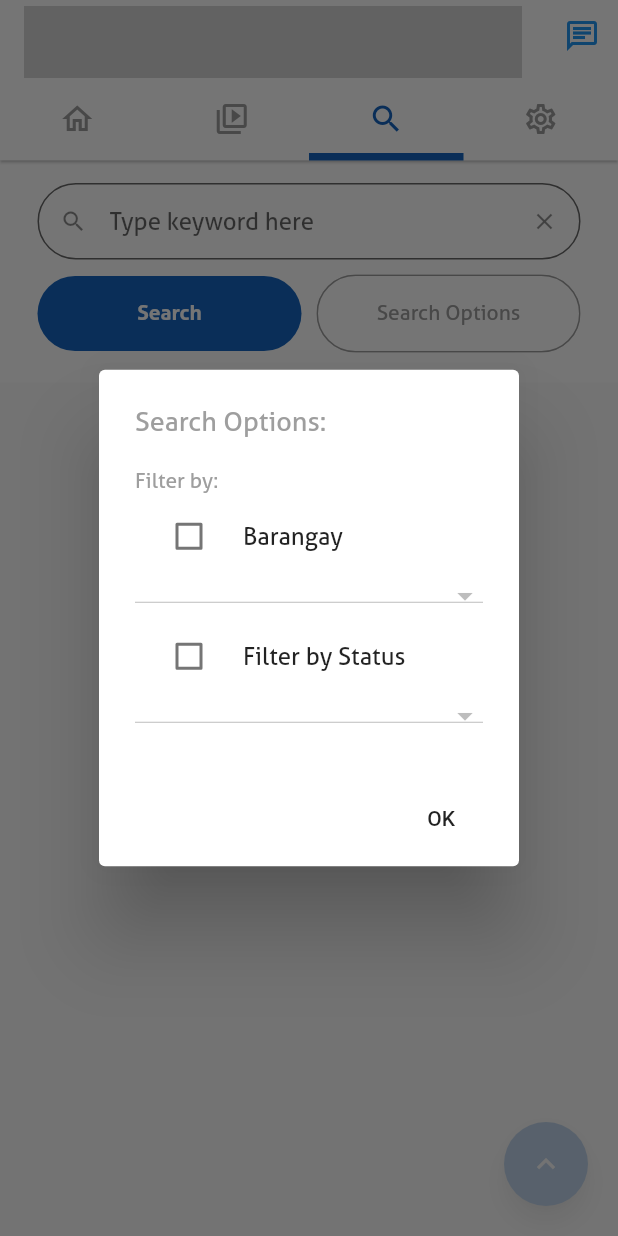
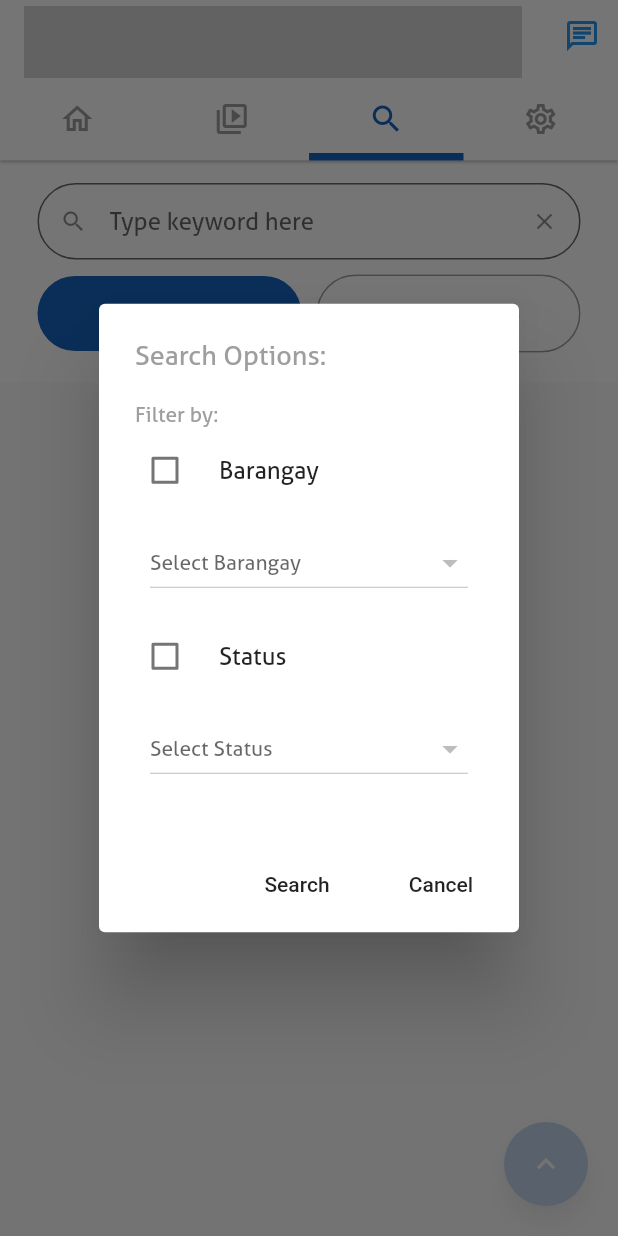
Before and after one commit to mwwinapp/MengalWomen, a Flutter app: the screen it shows after launch, tab 3 chosen, after a tap on "Search", after a tap on "Search Options", on a phone screen of 412 x 824 dp. Run offline on Flutter 3.47's test engine with Material 2 defaults, Android fonts, the phone set to English and light mode, and no system bars; our stand-ins replace cached_network_image, flutter_local_notifications, font_awesome_flutter, outline_material_icons, recase, sqflite and 1 more; missing offline and left inert: flutter_downloader, gradient_text; accounts and stored records are empty; network calls fail.

Commit message:
'updated'

```diff
--- a/lib/screens/search_screen.dart
+++ b/lib/screens/search_screen.dart
@@ -99,6 +99,7 @@ class _SearchScreenState extends State<SearchScreen>
                     ),
                     CheckboxListTile(
                       controlAffinity: ListTileControlAffinity.leading,
+                      contentPadding: EdgeInsets.all(0),
                       title: Text(
                         'Barangay',
                         style: TextStyle(fontFamily: 'Aller'),
@@ -112,8 +113,14 @@ class _SearchScreenState extends State<SearchScreen>
                         );
                       },
                     ),
-                    DropdownButton<String>(
+                    Padding(
+                      padding: EdgeInsets.all(10.0),
+                      child: DropdownButton<String>(
                         isExpanded: true,
+                        disabledHint: Text(
+                          'Select Barangay',
+                          style: TextStyle(fontFamily: 'Aller'),
+                        ),
                         style:
                         TextStyle(fontFamily: 'Aller', color: Colors.black),
                         items: barangayList(),
@@ -124,10 +131,12 @@ class _SearchScreenState extends State<SearchScreen>
                         },
                         value: _selectedBarangay,
                       ),
+                    ),
                     CheckboxListTile(
                       controlAffinity: ListTileControlAffinity.leading,
+                      contentPadding: EdgeInsets.all(0),
                       title: Text(
-                        'Filter by Status',
+                        'Status',
                         style: TextStyle(fontFamily: 'Aller'),
                       ),
                       value: isCheckedStatus,
@@ -139,8 +148,14 @@ class _SearchScreenState extends State<SearchScreen>
                         );
                       },
                     ),
-                    DropdownButton(
+                    Padding(
+                      padding: EdgeInsets.all(10.0),
+                      child: DropdownButton(
                         isExpanded: true,
+                          disabledHint: Text(
+                            'Select Status',
+                            style: TextStyle(fontFamily: 'Aller'),
+                          ),
                         style:
                         TextStyle(fontFamily: 'Aller', color: Colors.black),
                         items: statusList(),
@@ -151,16 +166,23 @@ class _SearchScreenState extends State<SearchScreen>
                           });
                         },
                       ),
+                    ),
                   ],
                 ),
                 actions: [
                   FlatButton(
-                    child: Text('OK'),
+                    child: Text('Search'),
                     onPressed: () {
                       if(_searchExecuted) {
                         _scrollToTop();
                       }
                       search(_searchController.text);
+                      Navigator.of(context, rootNavigator: true).pop();
+                    },
+                  ),
+                  FlatButton(
+                    child: Text('Cancel'),
+                    onPressed: () {
                       Navigator.of(context, rootNavigator: true).pop();
                     },
                   ),
```
Lines whose indentation alone changed are shown as unchanged.
